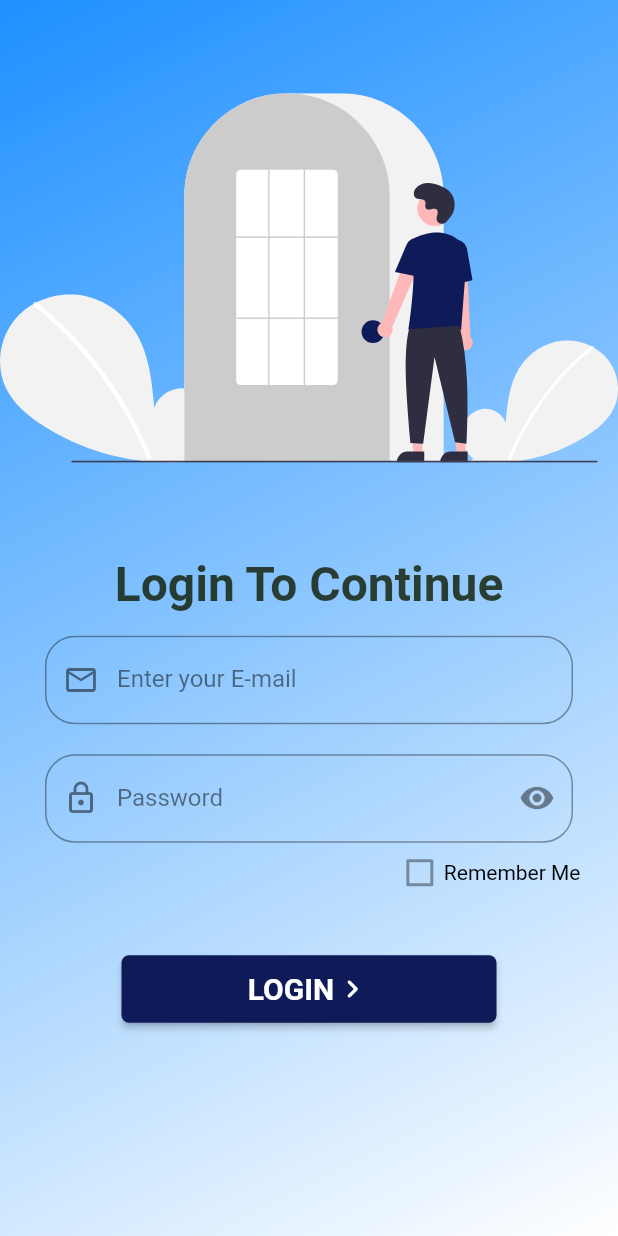
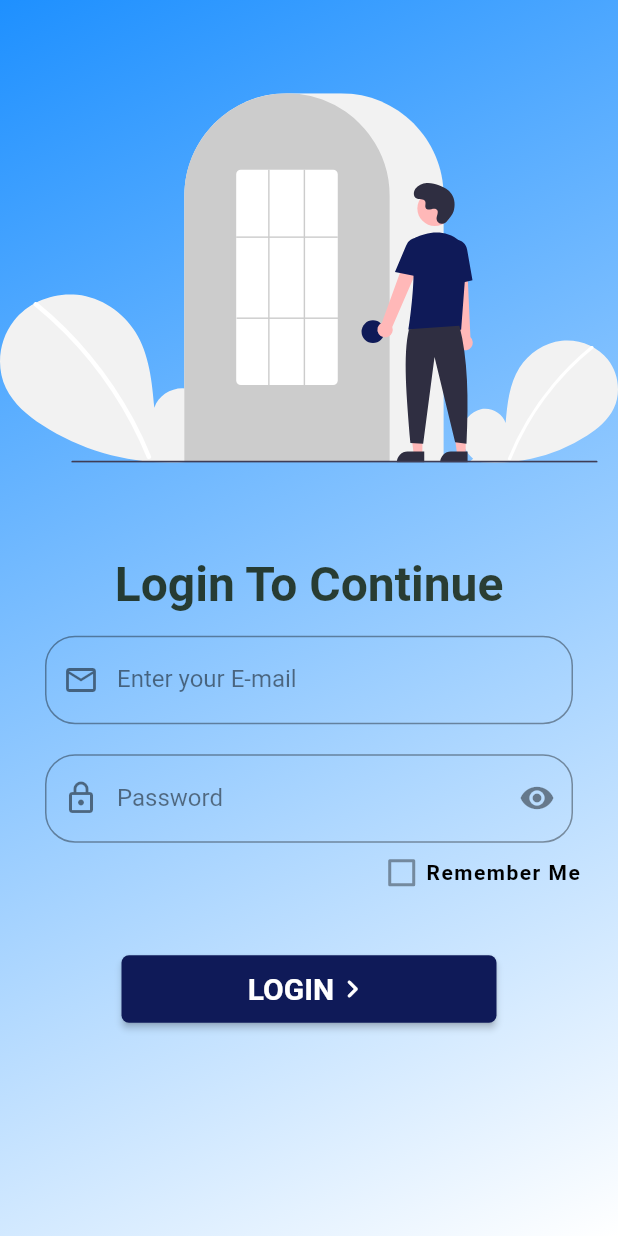
Before and after one commit to LosathiKK/new_welcome_flutter, a Flutter app: the LoginPage screen opened directly, on a phone screen of 412 x 824 dp. Run offline on Flutter 3.47's test engine with Material 2 defaults, Android fonts, the phone set to English and light mode, and no system bars; our stand-ins replace carousel_slider, flutter_svg; Roboto replaces fonts that are missing (Poppins).

Commit message:
change remember me function

```diff
--- a/lib/Pages/login_page.dart
+++ b/lib/Pages/login_page.dart
@@ -112,6 +112,7 @@ class LoginPage extends StatelessWidget {
                       SizedBox(
                         height: 20.0,
                         width: 20.0,
+
                         child: Theme(
                           data: ThemeData(),
                           child: Checkbox(
@@ -128,6 +129,7 @@ class LoginPage extends StatelessWidget {
                           Container(
                             decoration: BoxDecoration(
                               borderRadius: BorderRadius.circular(3),
+                              color: isCheckedRememberMe ? Colors.blue : Colors.black,
                             ),
                             child: SizedBox(
                               width: 6,
@@ -136,8 +138,10 @@ class LoginPage extends StatelessWidget {
                           Text(
                             'Remember Me',
                             style: TextStyle(
-                              color: Colors.black,
+                              color: isCheckedRememberMe ? Color.fromRGBO(15, 26, 88, 1.0): Colors.black,
+                              fontWeight: FontWeight.w600,
                               fontSize: 14,
+                              letterSpacing: 1,
                             ),
                           ),
                         ],
```
